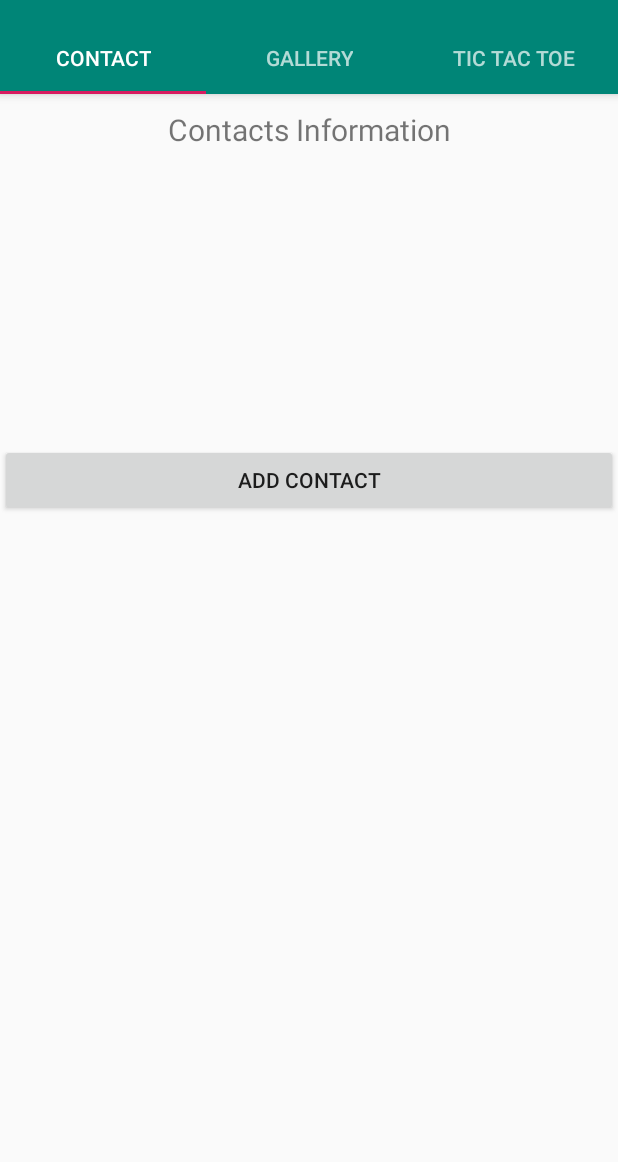
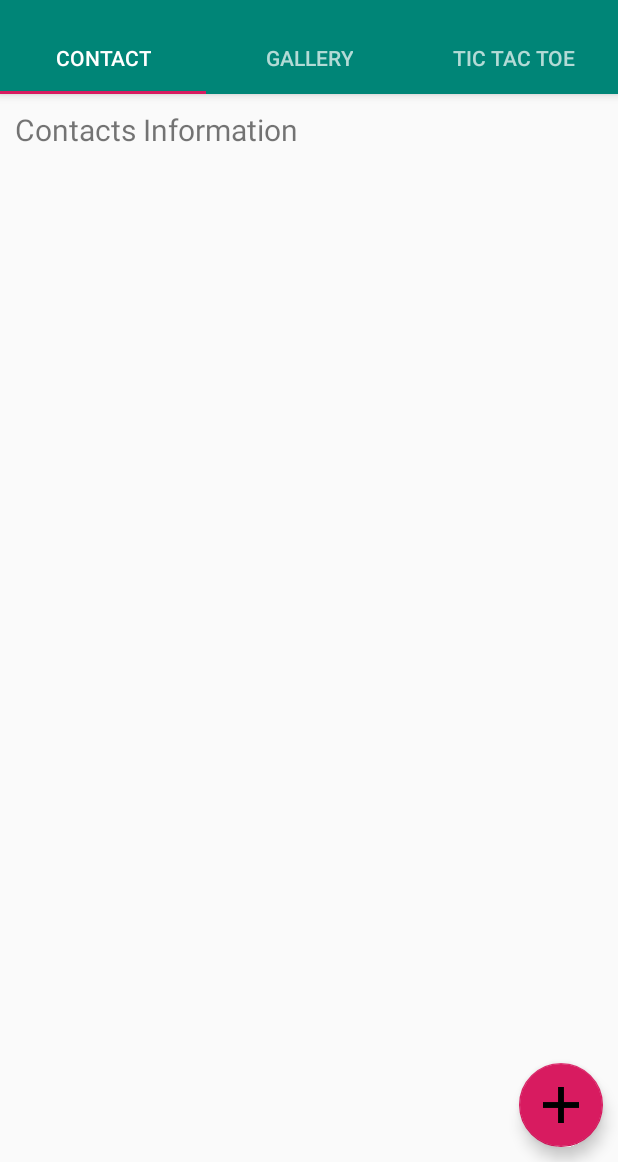
Before and after one commit to bhanghj3094/MyApplication, an Android app: the screen it shows after launch (MainActivity), on a phone screen of 412 x 824 dp, the part 74-1236 px from its top. Run offline under Robolectric (Android 15) with nearby library versions, the phone set to English and light mode, and no system bars; 1 statement that could not run was skipped.

Commit message:
viewpage size

```diff
--- a/app/src/main/java/com/example/q/myapplication/Tab1.java
+++ b/app/src/main/java/com/example/q/myapplication/Tab1.java
@@ -9,6 +9,7 @@ import android.graphics.Bitmap;
 import android.graphics.BitmapFactory;
 import android.net.Uri;
 import android.provider.ContactsContract;
+import android.support.design.widget.FloatingActionButton;
 import android.support.v4.app.ActivityCompat;
 import android.support.v4.app.Fragment;
 import android.os.Bundle;
@@ -22,7 +23,7 @@ import android.view.View;
 import android.view.ViewGroup;
 import java.io.InputStream;
 import java.util.ArrayList;
-import android.widget.Button;
+import android.support.design.widget.Snackbar;
 
 public class Tab1  extends Fragment{
     @Override
@@ -54,16 +55,16 @@ public class Tab1  extends Fragment{
             recyclerView.setAdapter(listAdapter);
             recyclerView.setItemAnimator(new DefaultItemAnimator());
         }
-        Button add = rootView.findViewById(R.id.add);
+        FloatingActionButton add = (FloatingActionButton) rootView.findViewById(R.id.add);
         add.setOnClickListener(new View.OnClickListener() {
             @Override
             public void onClick(View v) {
-                Log.d("loog","ok");
                 Intent addContact = new Intent(ContactsContract.Intents.Insert.ACTION);
-                Log.d("loog","okk");
                 addContact.setType(ContactsContract.RawContacts.CONTENT_TYPE);
-                Log.d("loog","okkk");
                 startActivity(addContact);
+                Snackbar.make(v, "Add New Contact", Snackbar.LENGTH_LONG)
+                        .setAction("Action", null).show();
+
             }
         });
         return rootView;
@@ -100,9 +101,7 @@ public class Tab1  extends Fragment{
                 }
                 else
                 {
-                    Bitmap bmp = BitmapFactory.decodeStream(input);
-                    Bitmap resized = Bitmap.createScaledBitmap(bmp, 20, 20, true);
-                   temp.setPhoto(resized);
+                   temp.setPhoto(Bitmap.createScaledBitmap(BitmapFactory.decodeStream(input), 50, 50, true));
                 }
                 persons.add(temp);
             }while(contactCursor.moveToNext());
--- a/app/src/main/res/layout/activity_main.xml
+++ b/app/src/main/res/layout/activity_main.xml
@@ -18,13 +18,11 @@
             <android.support.v7.widget.Toolbar
                 android:id="@+id/toolbar"
                 android:layout_width="match_parent"
-            android:layout_height="?attr/actionBarSize"
-            android:layout_weight="1"
+                android:layout_height="wrap_content"
                 android:background="?attr/colorPrimary"
                 app:layout_scrollFlags="scroll|enterAlways"
                 app:popupTheme="@style/AppTheme.PopupOverlay"
-            app:title="@string/app_name">
-        </android.support.v7.widget.Toolbar>
+                app:title="@string/app_name"></android.support.v7.widget.Toolbar>
 
             <android.support.design.widget.TabLayout
                 android:id="@+id/tabs"
@@ -51,11 +49,12 @@
 
             </android.support.design.widget.TabLayout>
         </android.support.design.widget.AppBarLayout>
-
     <android.support.v4.view.ViewPager
         android:id="@+id/container"
         android:layout_width="match_parent"
-        android:layout_height="match_parent"
-        app:layout_behavior="@string/appbar_scrolling_view_behavior" />
+        android:layout_height="fill_parent"
+        android:layout_marginBottom="?attr/actionBarSize"
+        app:layout_behavior="@string/appbar_scrolling_view_behavior"
+       />
 
 </android.support.design.widget.CoordinatorLayout>
--- a/app/src/main/res/layout/tab1.xml
+++ b/app/src/main/res/layout/tab1.xml
@@ -1,38 +1,36 @@
-<RelativeLayout xmlns:android="http://schemas.android.com/apk/res/android"
+<android.support.design.widget.CoordinatorLayout xmlns:android="http://schemas.android.com/apk/res/android"
+    xmlns:app="http://schemas.android.com/apk/res-auto"
     xmlns:tools="http://schemas.android.com/tools"
     android:layout_width="match_parent"
     android:layout_height="match_parent"
-    tools:context=".MainActivity" >
+    tools:context=".MainActivity">
 
     <TextView
         android:id="@+id/textView"
         android:layout_width="wrap_content"
         android:layout_height="wrap_content"
-        android:layout_alignParentLeft="true"
-        android:layout_alignParentRight="true"
-        android:layout_alignParentTop="true"
         android:layout_margin="10dp"
-        android:textSize="20dp"
         android:gravity="center"
-        android:text="Contacts Information" />
+        android:text="Contacts Information"
+        android:textSize="20dp" />
+
 
     <android.support.v7.widget.RecyclerView
         android:id="@+id/ContactView"
         android:layout_width="match_parent"
         android:layout_height="wrap_content"
-        android:layout_alignParentTop="true"
         android:layout_marginTop="42dp" />
 
-    <Button
+    <android.support.design.widget.FloatingActionButton
         android:id="@+id/add"
-        android:layout_width="match_parent"
+        android:layout_width="wrap_content"
         android:layout_height="wrap_content"
-        android:layout_alignParentStart="true"
-        android:layout_alignParentLeft="true"
-        android:layout_alignParentTop="true"
-        android:layout_marginStart="0dp"
-        android:layout_marginLeft="0dp"
-        android:layout_marginTop="233dp"
-        android:text="@string/add" />
+       android:layout_gravity="bottom|end"
+        android:layout_marginRight="10dp"
+        android:layout_marginBottom="10dp"
+        android:layout_marginEnd="10dp"
+        android:src="@drawable/button"
+        />
 
-</RelativeLayout>
+
+</android.support.design.widget.CoordinatorLayout>
```
Also changed, not shown: app/src/main/res/drawable/button.png (added). Lines whose indentation alone changed are shown as unchanged.
